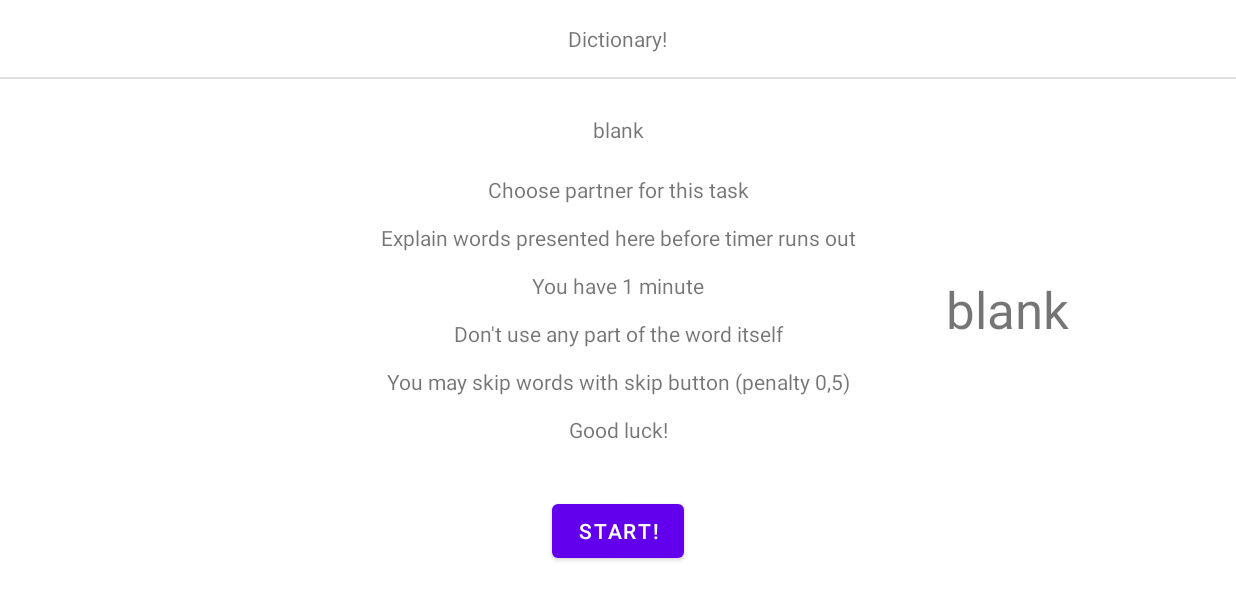
After one commit to OH-BugHit/AOP-Harjoitustyo, an Android app: the fragment Sanaselitys placed in its activity, on a phone screen of 824 x 412 dp (held sideways). The commit adds this screen. Shown: the top 600 px of the screen. Run offline under Robolectric (Android 15) with nearby library versions, the phone set to English and light mode, and no system bars.

Commit message:
Minipelit: KaksiTotuuttaYksiValhe, KolmeShottia tehty. Aloitettu Sanaselitys.

```diff
--- /dev/null
+++ b/app/src/main/java/com/oh/ready4play/minipelit/AjastinMinuutti.java
@@ -0,0 +1,28 @@
+package com.oh.ready4play.minipelit;
+
+import android.os.Bundle;
+
+import androidx.fragment.app.Fragment;
+
+import android.view.LayoutInflater;
+import android.view.View;
+import android.view.ViewGroup;
+
+import com.oh.ready4play.R;
+
+
+public class AjastinMinuutti extends Fragment {
+
+    public AjastinMinuutti() {super(R.layout.fragment_ajastin_minuutti);}
+
+    public static void kaynnistaAjastin() {
+        //TODO: TEE TÄNNE AJASTIN JOKA PÄIVITTÄÄ AIKAA. KUN 0 NIIN ASETTAA SANASELITYS sanapeliOhi = TRUE
+    }
+
+    @Override
+    public View onCreateView(LayoutInflater inflater, ViewGroup container,
+                             Bundle savedInstanceState) {
+        // Inflate the layout for this fragment
+        return inflater.inflate(R.layout.fragment_ajastin_minuutti, container, false);
+    }
+}
--- /dev/null
+++ b/app/src/main/java/com/oh/ready4play/minipelit/Sanaselitys.java
@@ -0,0 +1,91 @@
+package com.oh.ready4play.minipelit;
+
+import android.os.Bundle;
+
+import androidx.fragment.app.Fragment;
+
+import android.view.LayoutInflater;
+import android.view.View;
+import android.view.ViewGroup;
+import android.widget.Button;
+import android.widget.TextView;
+
+import com.oh.ready4play.Peli;
+import com.oh.ready4play.R;
+
+public class Sanaselitys extends Fragment {
+
+    protected TextView tvPistenaytto;
+    protected int pistemaara = 0;
+    volatile boolean sanapeliOhi;
+
+    public Sanaselitys() {super(R.layout.fragment_sanaselitys);}
+
+    @Override
+    public View onCreateView(LayoutInflater inflater, ViewGroup container,
+                             Bundle savedInstanceState) {
+        // Inflate the layout for this fragment
+        View view = inflater.inflate(R.layout.fragment_sanaselitys, container, false);
+
+        TextView tvSana = view.findViewById(R.id.tvSana_Sanaselitys);
+        tvPistenaytto = view.findViewById(R.id.tvPisteNaytto_Sanaselitys);
+
+        Button btAloita = view.findViewById(R.id.btAloita_Sanaselitys);
+        Button btOhita = view.findViewById(R.id.btOhita_Sanaselitys);
+        Button btOikein = view.findViewById(R.id.btOikein_Sanaselitys);
+        Button btJatkaPelia = view.findViewById(R.id.btJatkaPelia_Sanaselitys);
+        btJatkaPelia.setVisibility(View.INVISIBLE);
+
+        btOhita.setVisibility(View.INVISIBLE);
+        btOikein.setVisibility(View.INVISIBLE);
+
+
+        btOikein.setOnClickListener(e -> {
+            pistemaara += 1;
+            tvPistenaytto.setText(pistemaara);
+            if (sanapeliOhi) {
+                btOikein.setVisibility(View.INVISIBLE);
+                btOhita.setVisibility(View.INVISIBLE);
+                btJatkaPelia.setVisibility(View.VISIBLE);
+            } else {
+                seuraavaSana();
+            }
+        });
+
+        btOhita.setOnClickListener(e -> {
+            pistemaara -= 0.5;
+            tvPistenaytto.setText(pistemaara);
+            if (sanapeliOhi) {
+                btOikein.setVisibility(View.INVISIBLE);
+                btOhita.setVisibility(View.INVISIBLE);
+                btJatkaPelia.setVisibility(View.VISIBLE);
+            } else {
+                seuraavaSana();
+            }
+        });
+
+        btAloita.setOnClickListener(e -> {
+            btAloita.setVisibility(View.INVISIBLE);
+            btOhita.setVisibility(View.VISIBLE);
+            btOikein.setVisibility(View.VISIBLE);
+            AjastinMinuutti.kaynnistaAjastin();
+        });
+
+
+        btJatkaPelia.setOnClickListener(e -> {
+            //tvSana.setText(R.string.text_taskDescriptionDictionary);
+            //tvPistenaytto.setText("");
+            Peli.seuraavaVuoro = true;
+            Peli.fragmentManager.beginTransaction()
+                    .remove(this)
+                    .setReorderingAllowed(true)
+                    .commit();
+        });
+
+        return view;
+    }
+
+    private void seuraavaSana() {
+        //TODO: TEE TÄNNE SEURAAVAN SANAN ESITTÄMINEN
+    }
+}
--- /dev/null
+++ b/app/src/main/res/layout/fragment_ajastin_minuutti.xml
@@ -0,0 +1,23 @@
+<?xml version="1.0" encoding="utf-8"?>
+<androidx.constraintlayout.widget.ConstraintLayout xmlns:android="http://schemas.android.com/apk/res/android"
+    xmlns:app="http://schemas.android.com/apk/res-auto"
+    xmlns:tools="http://schemas.android.com/tools"
+    android:id="@+id/frameLayout5"
+    android:layout_width="wrap_content"
+    android:layout_height="wrap_content"
+    tools:context=".minipelit.AjastinMinuutti">
+
+    <!-- TODO: Update blank fragment layout -->
+    <TextView
+        android:id="@+id/tvAika"
+        android:layout_width="wrap_content"
+        android:layout_height="wrap_content"
+        android:text="@string/text_blank"
+        android:textAlignment="center"
+        android:textSize="34sp"
+        app:layout_constraintBottom_toBottomOf="parent"
+        app:layout_constraintEnd_toEndOf="parent"
+        app:layout_constraintStart_toStartOf="parent"
+        app:layout_constraintTop_toTopOf="parent" />
+
+</androidx.constraintlayout.widget.ConstraintLayout>
--- /dev/null
+++ b/app/src/main/res/layout/fragment_sanaselitys.xml
@@ -0,0 +1,109 @@
+<?xml version="1.0" encoding="utf-8"?>
+<androidx.constraintlayout.widget.ConstraintLayout xmlns:android="http://schemas.android.com/apk/res/android"
+    xmlns:app="http://schemas.android.com/apk/res-auto"
+    xmlns:tools="http://schemas.android.com/tools"
+    android:id="@+id/sanaselitysLayout"
+    android:layout_width="match_parent"
+    android:layout_height="match_parent"
+    tools:context=".minipelit.Sanaselitys">
+
+    <TextView
+        android:id="@+id/tvTitle_2Totuutta1Valhe2"
+        android:layout_width="wrap_content"
+        android:layout_height="wrap_content"
+        android:layout_marginTop="16dp"
+        android:text="@string/text_dictionaryTitle"
+        app:layout_constraintEnd_toEndOf="parent"
+        app:layout_constraintStart_toStartOf="parent"
+        app:layout_constraintTop_toTopOf="parent" />
+
+    <View
+        android:id="@+id/divider13"
+        android:layout_width="0dp"
+        android:layout_height="1dp"
+        android:layout_marginTop="16dp"
+        android:background="?android:attr/listDivider"
+        app:layout_constraintEnd_toEndOf="parent"
+        app:layout_constraintStart_toStartOf="parent"
+        app:layout_constraintTop_toBottomOf="@+id/tvTitle_2Totuutta1Valhe2" />
+
+    <Button
+        android:id="@+id/btJatkaPelia_Sanaselitys"
+        android:layout_width="wrap_content"
+        android:layout_height="wrap_content"
+        android:layout_marginEnd="32dp"
+        android:minHeight="48dp"
+        android:text="@string/text_continueGame"
+        app:layout_constraintBottom_toBottomOf="@+id/tvTitle_2Totuutta1Valhe2"
+        app:layout_constraintEnd_toEndOf="parent"
+        app:layout_constraintTop_toTopOf="@+id/tvTitle_2Totuutta1Valhe2" />
+
+    <TextView
+        android:id="@+id/tvSana_Sanaselitys"
+        android:layout_width="wrap_content"
+        android:layout_height="wrap_content"
+        android:text="@string/text_taskDescriptionDictionary"
+        android:textAlignment="center"
+        app:layout_constraintBottom_toBottomOf="parent"
+        app:layout_constraintEnd_toEndOf="parent"
+        app:layout_constraintStart_toStartOf="parent"
+        app:layout_constraintTop_toTopOf="parent" />
+
+    <androidx.fragment.app.FragmentContainerView
+        android:id="@+id/fcvAjastin"
+        android:name="com.oh.ready4play.minipelit.AjastinMinuutti"
+        android:layout_width="wrap_content"
+        android:layout_height="wrap_content"
+        app:layout_constraintBottom_toBottomOf="parent"
+        app:layout_constraintEnd_toEndOf="parent"
+        app:layout_constraintHorizontal_bias="0.85"
+        app:layout_constraintStart_toStartOf="parent"
+        app:layout_constraintTop_toTopOf="parent" />
+
+    <Button
+        android:id="@+id/btOhita_Sanaselitys"
+        android:layout_width="wrap_content"
+        android:layout_height="wrap_content"
+        android:minHeight="48dp"
+        android:text="@string/text_btSkip"
+        app:layout_constraintBottom_toBottomOf="parent"
+        app:layout_constraintEnd_toStartOf="@+id/btOikein_Sanaselitys"
+        app:layout_constraintHorizontal_bias="0.5"
+        app:layout_constraintStart_toStartOf="parent"
+        app:layout_constraintTop_toBottomOf="@+id/divider13"
+        app:layout_constraintVertical_bias="0.85" />
+
+    <Button
+        android:id="@+id/btOikein_Sanaselitys"
+        android:layout_width="wrap_content"
+        android:layout_height="wrap_content"
+        android:minHeight="48dp"
+        android:text="@string/text_btCorrect"
+        app:layout_constraintBottom_toBottomOf="@+id/btOhita_Sanaselitys"
+        app:layout_constraintEnd_toEndOf="parent"
+        app:layout_constraintHorizontal_bias="0.5"
+        app:layout_constraintStart_toEndOf="@+id/btOhita_Sanaselitys"
+        app:layout_constraintTop_toTopOf="@+id/btOhita_Sanaselitys" />
+
+    <Button
+        android:id="@+id/btAloita_Sanaselitys"
+        android:layout_width="wrap_content"
+        android:layout_height="wrap_content"
+        android:minHeight="48dp"
+        android:text="@string/text_start"
+        app:layout_constraintBottom_toBottomOf="parent"
+        app:layout_constraintEnd_toEndOf="parent"
+        app:layout_constraintStart_toStartOf="parent"
+        app:layout_constraintTop_toBottomOf="@+id/tvSana_Sanaselitys" />
+
+    <TextView
+        android:id="@+id/tvPisteNaytto_Sanaselitys"
+        android:layout_width="wrap_content"
+        android:layout_height="wrap_content"
+        android:text="@string/text_blank"
+        app:layout_constraintBottom_toBottomOf="parent"
+        app:layout_constraintEnd_toEndOf="parent"
+        app:layout_constraintStart_toStartOf="parent"
+        app:layout_constraintTop_toBottomOf="@+id/divider13"
+        app:layout_constraintVertical_bias="0.07" />
+</androidx.constraintlayout.widget.ConstraintLayout>
--- a/app/src/main/res/values/strings.xml
+++ b/app/src/main/res/values/strings.xml
@@ -115,6 +115,25 @@
     <string name="text_taskDescriptionWouldYouRather">Other players ask would you rather question from </string>
     <string name="text_taskDescriptionWouldYouRather2">Also take 2 sips.</string>
 
+    <!-- 3 shottia -->
+    <string name="text_3ShotsTitle">Three shots!</string>
+    <string name="text_taskDescription3Shots">Pour three shots. One contains alcohol, other two doesn\'t.\nExample: 1 shot of vodka, two shots of water.</string>
+    <string name="text_taskDescriprion3Shots2"> chooses one blindfolded and drinks it. No smelling it! Just drink ;)</string>
+
+    <!-- 2 Totuutta 1 Valhe -->
+    <string name="text_2Truths1LieTitle">Two Truths One Lie!</string>
+    <string name="text_taskDescription2Truths1Lie">Think of two true events from your life or things about you and one lie.\n\nOther players may ask questions about those claims.\n\nFinally everybody tries to guess which one is the lie.\n\nWrong guess gets rewarded with 5 sips!\n\nSucceeding to fool everybody results +3 steps to your next dice!\nYou will be presented "Failure" and "+3" buttons at board view visible at your turns to click before throwing the dice when completed this task.
+
+    Game can continue until you are ready with claims,\nbut there is 5 sips penalty every round to you until you complete this task.</string>
+
+    <!-- Sanaselitys -->
+    <string name="text_dictionaryTitle">Dictionary!</string>
+    <string name="text_taskDescriptionDictionary">Choose partner for this task\n\nExplain words presented here before timer runs out\n\nYou have 1 minute\n\nDon\'t use any part of the word itself\n\nYou may skip words with skip button (penalty 0,5)\n\nGood luck!</string>
+    <string name="text_btSkip">Skip!</string>
+    <string name="text_btCorrect">Correct!</string>
+    <string name="text_start">Start!</string>
+
+
     <!-- Content description -->
     <string name="contentDesc_piece">Piece</string>
     <string name="contentDesc_GameBoard">Gameboard</string>
```
Also changed, not shown: app/src/main/java/com/oh/ready4play/Peli.java (+26 -18 lines), app/src/main/java/com/oh/ready4play/minipelit/KaksiTotuuttaYksiValhe.java (added, +36 -0 lines), app/src/main/java/com/oh/ready4play/minipelit/KolmeShottia.java (added, +45 -0 lines), app/src/main/res/layout/fragment_kaksi_totuutta_yksi_valhe.xml (added, +50 -0 lines), app/src/main/res/layout/fragment_kolme_shottia.xml (added, +68 -0 lines).
